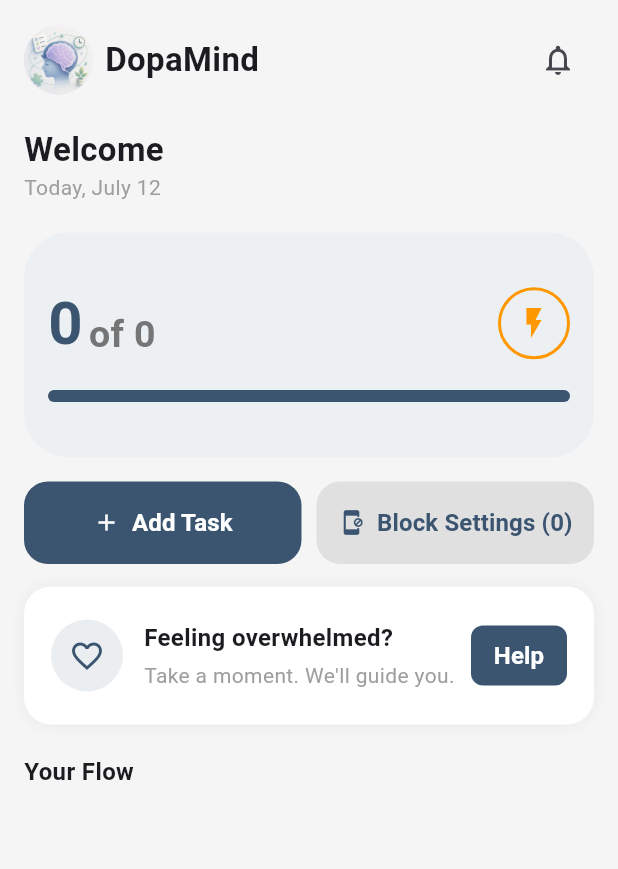
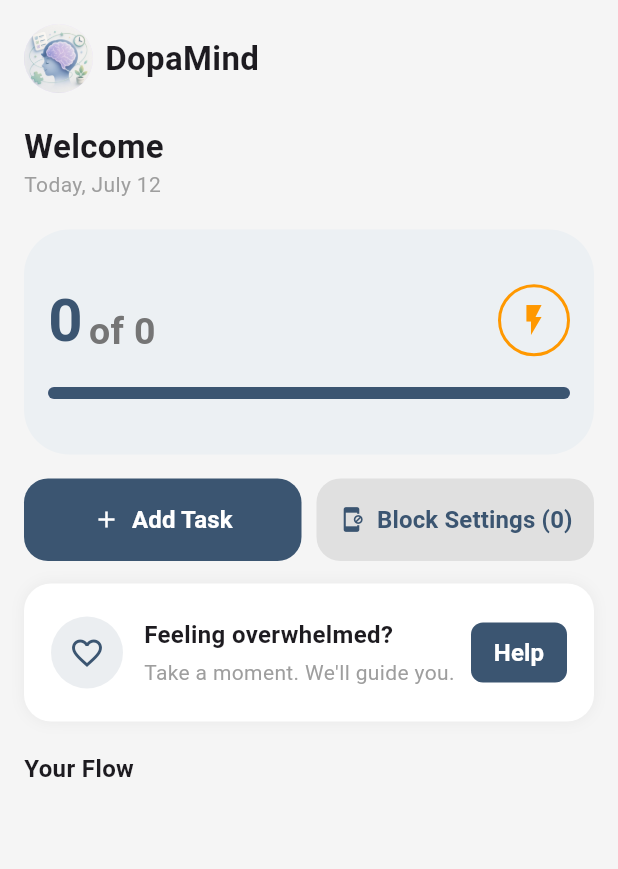
Before and after one commit to SandraSamyDev/DopaMind, a Flutter app: the HomeScreen screen opened by its route, on a phone screen of 412 x 824 dp. Shown: the top 869 px of the screen. Run offline on Flutter 3.47's test engine with Material 3 defaults, Android fonts, the phone set to English and light mode, and no system bars; our stand-ins replace audioplayers, cloud_firestore, dotted_border, firebase_ai, firebase_auth, firebase_core and 6 more; missing offline and left inert: flutter_foreground_task, zo_app_blocker; accounts and stored records are empty.

Commit message:
fix bugs

```diff
--- a/lib/widgets/home_widgets/home_header.dart
+++ b/lib/widgets/home_widgets/home_header.dart
@@ -25,11 +25,7 @@ class HomeHeader extends StatelessWidget {
               "DopaMind",
               style: TextStyle(fontWeight: FontWeight.bold, fontSize: 22),
             ),
-            const Spacer(),
-            IconButton(
-              icon: const Icon(Icons.notifications_none),
-              onPressed: () {},
-            ),
+
           ],
         ),
         const SizedBox(height: 20),
```
